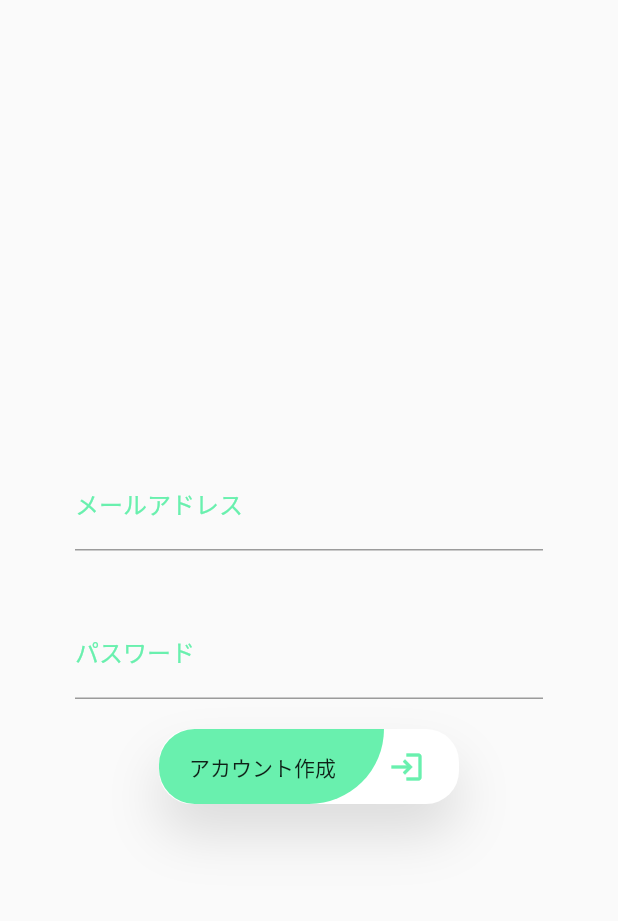
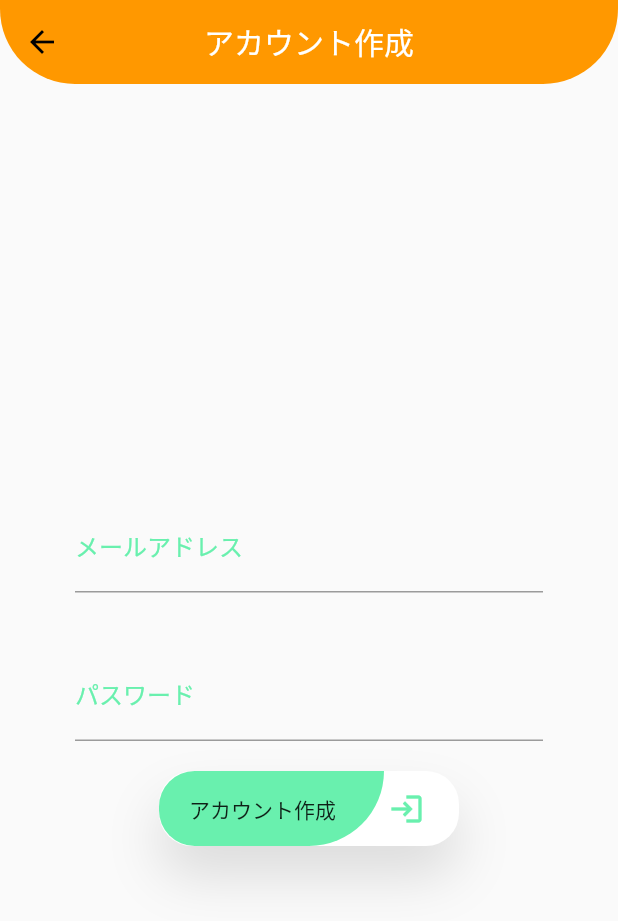
Before and after one commit to Tomohiro629/ramen_map_app, a Flutter app: the SignupPage screen opened directly, on a phone screen of 412 x 824 dp. Shown: the top 921 px of the screen. Run offline on Flutter 3.47's test engine with Material 2 defaults, Android fonts, the phone set to English and light mode, and no system bars; our stand-ins replace cloud_firestore, firebase_auth, firebase_core, firebase_storage, flutter_riverpod, geocoding and 3 more; missing offline and left inert: flutterfire_ui, google_maps_flutter_platform_interface, google_place; accounts and stored records are empty; network calls fail.

Commit message:
BaseAppBarの追加

```diff
--- /dev/null
+++ b/lib/app_bar/base_app_bar.dart
@@ -0,0 +1,26 @@
+import 'package:flutter/material.dart';
+
+class BaseAppBar extends StatelessWidget implements PreferredSizeWidget {
+  final Text title;
+  final List<Widget> widgets;
+  const BaseAppBar({Key? key, required this.title, required this.widgets})
+      : super(key: key);
+
+  @override
+  Widget build(
+    BuildContext context,
+  ) {
+    return AppBar(
+      shape: const RoundedRectangleBorder(
+          borderRadius: BorderRadius.vertical(bottom: Radius.circular(50.0))),
+      title: title,
+      elevation: 0,
+      excludeHeaderSemantics: true,
+      centerTitle: true,
+      actions: widgets,
+    );
+  }
+
+  @override
+  Size get preferredSize => const Size.fromHeight(kToolbarHeight);
+}
--- a/lib/home_page/home_page.dart
+++ b/lib/home_page/home_page.dart
@@ -1,7 +1,6 @@
 import 'package:flutter/material.dart';
 import 'package:ramen_map_app/home_page/components/login_button.dart';
 import 'package:ramen_map_app/home_page/components/signup_button%20copy.dart';
-import 'package:ramen_map_app/signup_page/signup_page.dart';
 
 class HomePage extends StatelessWidget {
   const HomePage({
--- a/lib/signup_page/signup_page.dart
+++ b/lib/signup_page/signup_page.dart
@@ -1,5 +1,6 @@
 import 'package:flutter/material.dart';
 import 'package:flutter_riverpod/flutter_riverpod.dart';
+import 'package:ramen_map_app/app_bar/base_app_bar.dart';
 import 'package:ramen_map_app/signup_page/signup_controller.dart';
 
 class SignupPage extends ConsumerWidget {
@@ -13,6 +14,13 @@ class SignupPage extends ConsumerWidget {
     String newPassword = "";
 
     return Scaffold(
+      appBar: const BaseAppBar(
+        title: Text(
+          "アカウント作成",
+          style: TextStyle(color: Colors.white),
+        ),
+        widgets: [],
+      ),
       body: Center(
         child: Column(
           mainAxisAlignment: MainAxisAlignment.center,
--- a/pubspec.yaml
+++ b/pubspec.yaml
@@ -69,7 +69,8 @@ flutter:
   uses-material-design: true
 
   # To add assets to your application, add an assets section, like this:
-  # assets:
+  assets:
+  - assets/images/kyoto.jpg
   #   - images/a_dot_burr.jpeg
   #   - images/a_dot_ham.jpeg
 
```
Also changed, not shown: lib/login_page/login_page.dart (+8 -0 lines), lib/map_page/map_page.dart (+4 -3 lines), lib/set_store_page/set_store_page.dart (+8 -6 lines), lib/store_list_page/store_list_page.dart (+5 -4 lines), assets/images/kyoto.jpg (added).
